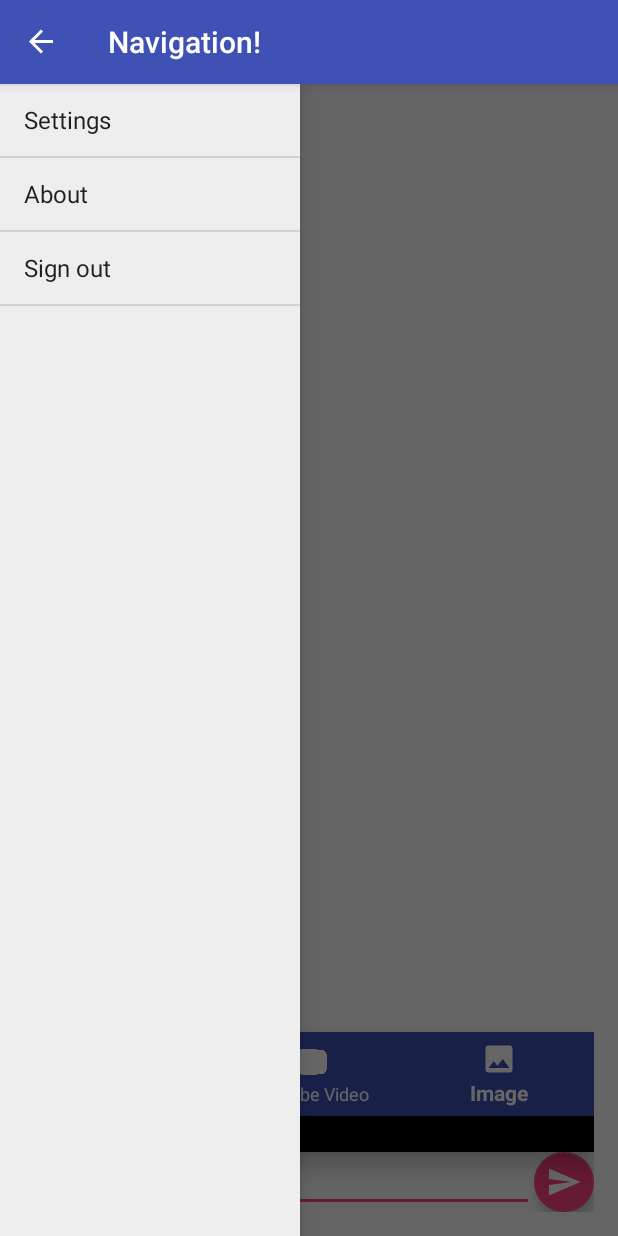
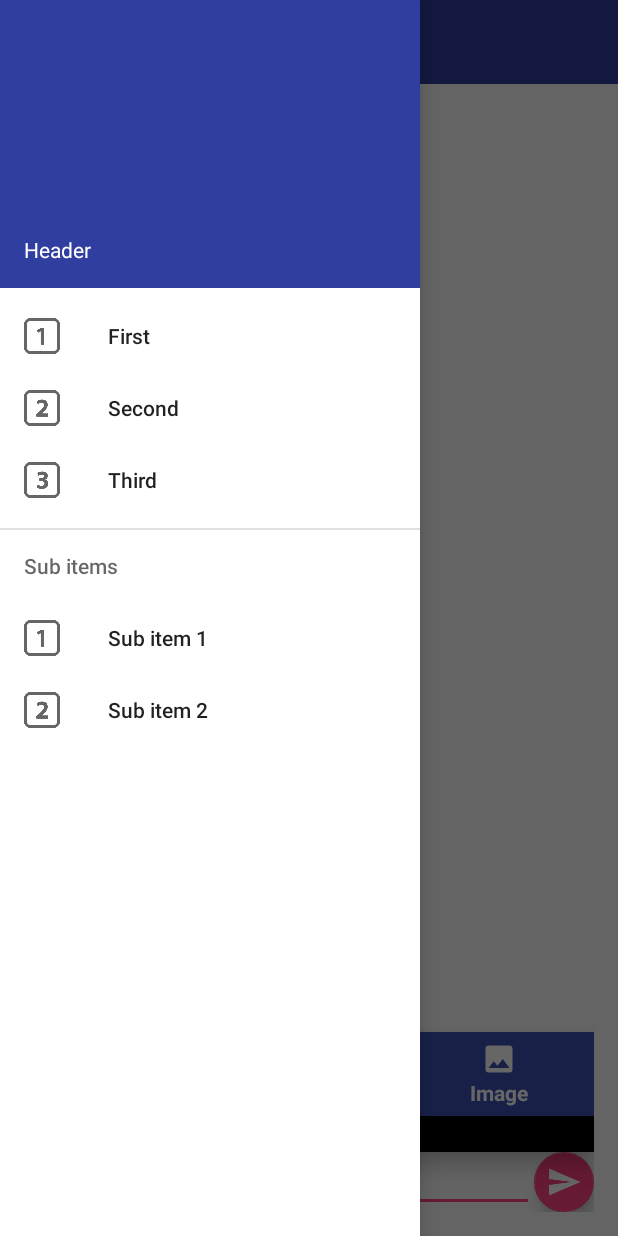
Before and after one commit to knosseir/QuickChat, an Android app: the MainActivity screen opened directly, with no data from a screen before it, after a tap on "Open navigation drawer", on a phone screen of 412 x 824 dp. Run offline under Robolectric (Android 15) with nearby library versions, the phone set to English and light mode, and no system bars; our stand-ins replace Firebase (no records; nobody signed in at launch, a user with empty details on screens opened directly); libraries missing offline, so code that uses them is left out: com.firebase.ui; pictures from the network do not load; 2 statements that could not run were skipped.

Commit message:
Began redesigning and reimplementing NavDrawer using android.support.design.widget.NavigationView

```diff
--- a/app/build.gradle
+++ b/app/build.gradle
@@ -36,11 +36,8 @@ dependencies {
     compile 'com.firebaseui:firebase-ui:1.1.1'
     compile 'com.android.support:customtabs:25.3.1'
     compile 'com.android.support:support-v4:25.3.1'
-    compile 'com.google.firebase:firebase-messaging:10.2.1'
 
     testCompile 'junit:junit:4.12'
 }
 
-
-
 apply plugin: 'com.google.gms.google-services'
--- a/app/src/main/java/com/example/admin/chatapp/MainActivity.java
+++ b/app/src/main/java/com/example/admin/chatapp/MainActivity.java
@@ -16,13 +16,19 @@ import android.support.customtabs.CustomTabsIntent;
 import android.support.customtabs.CustomTabsServiceConnection;
 import android.support.customtabs.CustomTabsSession;
 import android.support.design.widget.FloatingActionButton;
+import android.support.design.widget.NavigationView;
+import android.support.v4.app.Fragment;
+import android.support.v4.app.FragmentManager;
+import android.support.v4.view.GravityCompat;
 import android.support.v4.widget.DrawerLayout;
 import android.support.v7.app.ActionBarDrawerToggle;
 import android.support.v7.app.AppCompatActivity;
 import android.os.Bundle;
+import android.support.v7.widget.Toolbar;
 import android.text.format.DateFormat;
 import android.util.Log;
 import android.util.Patterns;
+import android.view.LayoutInflater;
 import android.view.Menu;
 import android.view.MenuItem;
 import android.view.View;
@@ -30,6 +36,7 @@ import android.widget.AdapterView;
 import android.widget.ArrayAdapter;
 import android.widget.EditText;
 import android.widget.ImageView;
+import android.widget.LinearLayout;
 import android.widget.ListView;
 import android.widget.TextView;
 import android.widget.Toast;
@@ -426,26 +433,36 @@ public class MainActivity extends AppCompatActivity {
     private CustomTabsIntent.Builder builder = new CustomTabsIntent.Builder();
     private final CustomTabsIntent mCustomTabsIntent = builder.build();
 
-    private ListView mDrawerList;
-    private DrawerLayout mDrawerLayout;
-    private ArrayAdapter<String> mAdapter;
-    private ActionBarDrawerToggle mDrawerToggle;
-    private String mActivityTitle;
+    private DrawerLayout mDrawer;
+    private Toolbar toolbar;
+    private NavigationView nvDrawer;
+    private ActionBarDrawerToggle drawerToggle;
 
     @Override
     protected void onCreate(Bundle savedInstanceState) {
         super.onCreate(savedInstanceState);
         setContentView(R.layout.activity_main);
 
-        mDrawerList = (ListView) findViewById(R.id.navList);
-        mDrawerLayout = (DrawerLayout) findViewById(R.id.drawer_layout);
-        mActivityTitle = getTitle().toString();
+        // Set a Toolbar to replace the ActionBar.
+        toolbar = (Toolbar) findViewById(R.id.toolbar);
+        setSupportActionBar(toolbar);
 
-        addDrawerItems();
-        setupDrawer();
+        // Find our drawer view
+        mDrawer = (DrawerLayout) findViewById(R.id.drawer_layout);
 
-        getSupportActionBar().setDisplayHomeAsUpEnabled(true);
-        getSupportActionBar().setHomeButtonEnabled(true);
+        //nvDrawer = (NavigationView) findViewById(R.id.nvView);
+        // Setup drawer view
+       // setupDrawerContent(nvDrawer);
+
+        toolbar = (Toolbar) findViewById(R.id.toolbar);
+        setSupportActionBar(toolbar);
+
+        // Find our drawer view
+        mDrawer = (DrawerLayout) findViewById(R.id.drawer_layout);
+        drawerToggle = setupDrawerToggle();
+
+        // Tie DrawerLayout events to the ActionBarToggle
+        mDrawer.addDrawerListener(drawerToggle);
 
         Bitmap icon = BitmapFactory.decodeResource(getResources(), R.drawable.ic_send_black_24dp);
         Intent actionIntent = new Intent(Intent.ACTION_MAIN);
@@ -510,61 +527,60 @@ public class MainActivity extends AppCompatActivity {
         });
     }
 
-    private void addDrawerItems() {
-        String[] osArray = {"Settings", "About", "Sign out"};
-        mAdapter = new ArrayAdapter<String>(this, android.R.layout.simple_list_item_1, osArray);
-        mDrawerList.setAdapter(mAdapter);
+    private ActionBarDrawerToggle setupDrawerToggle() {
+        // NOTE: Make sure you pass in a valid toolbar reference.  ActionBarDrawToggle() does not require it
+        // and will not render the hamburger icon without it.
+        return new ActionBarDrawerToggle(this, mDrawer, toolbar, R.string.drawer_open,  R.string.drawer_close);
+    }
 
-        mDrawerList.setOnItemClickListener(new AdapterView.OnItemClickListener() {
+    private void setupDrawerContent(NavigationView navigationView) {
+        navigationView.setNavigationItemSelectedListener(
+                new NavigationView.OnNavigationItemSelectedListener() {
                     @Override
-            public void onItemClick(AdapterView<?> parent, View view, int position, long id) {
-                switch (position) {
-                    case 0:
-                        // go to settings menu
-                        Intent myIntent = new Intent(MainActivity.this, SettingsActivity.class);
-                        MainActivity.this.startActivity(myIntent);
-                        break;
-                    case 1:
-                        // go to about page
-                        myIntent = new Intent(MainActivity.this, AboutActivity.class);
-                        MainActivity.this.startActivity(myIntent);
-                        break;
-                    case 2:
-                        // sign out
-                        signOff();
-                }
+                    public boolean onNavigationItemSelected(MenuItem menuItem) {
+                        selectDrawerItem(menuItem);
+                        return true;
                     }
                 });
     }
 
-    private void setupDrawer() {
-        mDrawerToggle = new ActionBarDrawerToggle(this, mDrawerLayout, R.string.drawer_open, R.string.drawer_close) {
-
-            /** Called when a drawer has settled in a completely open state. */
-            public void onDrawerOpened(View drawerView) {
-                super.onDrawerOpened(drawerView);
-                getSupportActionBar().setTitle("Navigation!");  // TODO: nav drawer should cover title bar (as per material design)
-                invalidateOptionsMenu(); // creates call to onPrepareOptionsMenu()
+    public void selectDrawerItem(MenuItem menuItem) {
+        // Create a new fragment and specify the fragment to show based on nav item clicked
+        Fragment fragment = null;
+        Class fragmentClass;
+        /*
+        switch(menuItem.getItemId()) {
+            case R.id.nav_first_fragment:
+                fragmentClass = FirstFragment.class;
+                break;
+            case R.id.nav_second_fragment:
+                fragmentClass = SecondFragment.class;
+                break;
+            case R.id.nav_third_fragment:
+                fragmentClass = ThirdFragment.class;
+                break;
+            default:
+                fragmentClass = FirstFragment.class;
         }
 
-            /** Called when a drawer has settled in a completely closed state. */
-            public void onDrawerClosed(View view) {
-                super.onDrawerClosed(view);
-                getSupportActionBar().setTitle(mActivityTitle);
-                invalidateOptionsMenu(); // creates call to onPrepareOptionsMenu()
-            }
-        };
-
-        mDrawerToggle.setDrawerIndicatorEnabled(true);
-        mDrawerLayout.setDrawerListener(mDrawerToggle);
+        try {
+            fragment = (Fragment) fragmentClass.newInstance();
+        } catch (Exception e) {
+            e.printStackTrace();
         }
 
-    @Override
-    protected void onPostCreate(Bundle savedInstanceState) {
-        super.onPostCreate(savedInstanceState);
-        // Sync the toggle state after onRestoreInstanceState has occurred.
-        mDrawerToggle.syncState();
+        // Insert the fragment by replacing any existing fragment
+        FragmentManager fragmentManager = getSupportFragmentManager();
+        fragmentManager.beginTransaction().replace(R.id.flContent, fragment).commit();
+        */
+        // Highlight the selected item has been done by NavigationView
+        menuItem.setChecked(true);
+        // Set action bar title
+        setTitle(menuItem.getTitle());
+        // Close the navigation drawer
+        mDrawer.closeDrawers();
     }
+
 
     private void displayChatMessages() {
         ListView listOfMessages = (ListView) findViewById(R.id.list_of_messages);
@@ -611,12 +627,6 @@ public class MainActivity extends AppCompatActivity {
         }
     }
 
-    @Override
-    public void onConfigurationChanged(Configuration newConfig) {
-        super.onConfigurationChanged(newConfig);
-        mDrawerToggle.onConfigurationChanged(newConfig);
-    }
-
     public void signOff() {
         AuthUI.getInstance().signOut(this).addOnCompleteListener(new OnCompleteListener<Void>() {
             @Override
@@ -634,10 +644,18 @@ public class MainActivity extends AppCompatActivity {
         });
     }
 
+    @Override
     public boolean onOptionsItemSelected(MenuItem item) {
-        // Activate the navigation drawer toggle
-        if (mDrawerToggle.onOptionsItemSelected(item)) return true;
+        // The action bar home/up action should open or close the drawer.
 
+        switch (item.getItemId()) {
+            case android.R.id.home:
+                mDrawer.openDrawer(GravityCompat.START);
+                return true;
+        }
+        if (drawerToggle.onOptionsItemSelected(item)) {
+            return true;
+        }
         return super.onOptionsItemSelected(item);
     }
 
@@ -684,4 +702,18 @@ public class MainActivity extends AppCompatActivity {
 
         mCustomTabsIntent.launchUrl(this, Uri.parse(videos[urlNum]));
     }
+
+    @Override
+    protected void onPostCreate(Bundle savedInstanceState) {
+        super.onPostCreate(savedInstanceState);
+        // Sync the toggle state after onRestoreInstanceState has occurred.
+        drawerToggle.syncState();
     }
+
+    @Override
+    public void onConfigurationChanged(Configuration newConfig) {
+        super.onConfigurationChanged(newConfig);
+        // Pass any configuration change to the drawer toggles
+        drawerToggle.onConfigurationChanged(newConfig);
+    }
+}
--- a/app/src/main/res/layout/activity_main.xml
+++ b/app/src/main/res/layout/activity_main.xml
@@ -1,10 +1,29 @@
 <?xml version="1.0" encoding="utf-8"?>
-<android.support.v4.widget.DrawerLayout xmlns:android="http://schemas.android.com/apk/res/android"
-    xmlns:tools="http://schemas.android.com/tools"
+<android.support.v4.widget.DrawerLayout
+    xmlns:android="http://schemas.android.com/apk/res/android"
+    xmlns:app="http://schemas.android.com/apk/res-auto"
     android:id="@+id/drawer_layout"
     android:layout_width="match_parent"
     android:layout_height="match_parent">
 
+    <!-- This LinearLayout represents the contents of the screen  -->
+    <LinearLayout
+        android:layout_width="match_parent"
+        android:layout_height="match_parent"
+        android:orientation="vertical">
+
+        <!-- The ActionBar displayed at the top -->
+        <include
+            layout="@layout/toolbar"
+            android:layout_width="match_parent"
+            android:layout_height="wrap_content" />
+
+        <!-- The main content view where fragments are loaded -->
+        <FrameLayout
+            android:id="@+id/flContent"
+            android:layout_width="match_parent"
+            android:layout_height="match_parent"
+            android:fitsSystemWindows="true">
             <RelativeLayout xmlns:android="http://schemas.android.com/apk/res/android"
                 xmlns:app="http://schemas.android.com/apk/res-auto"
                 xmlns:tools="http://schemas.android.com/tools"
@@ -69,11 +88,16 @@
                     android:transcriptMode="alwaysScroll" />
             </RelativeLayout>
 
-    <ListView
-        android:id="@+id/navList"
-        android:layout_width="200dp"
+        </FrameLayout>
+    </LinearLayout>
+
+    <android.support.design.widget.NavigationView
+        android:id="@+id/nvView"
+        android:layout_width="wrap_content"
         android:layout_height="match_parent"
-        android:layout_gravity="left|start"
-        android:background="#ffeeeeee" />
+        android:layout_gravity="start"
+        android:background="@android:color/white"
+        app:menu="@menu/drawer_view"
+        app:headerLayout="@layout/nav_header"/>
 
 </android.support.v4.widget.DrawerLayout>
--- /dev/null
+++ b/app/src/main/res/layout/nav_header.xml
@@ -0,0 +1,17 @@
+<LinearLayout xmlns:android="http://schemas.android.com/apk/res/android"
+    android:layout_width="match_parent"
+    android:layout_height="192dp"
+    android:background="?attr/colorPrimaryDark"
+    android:padding="16dp"
+    android:theme="@style/ThemeOverlay.AppCompat.Dark"
+    android:orientation="vertical"
+    android:gravity="bottom">
+
+    <TextView
+        android:layout_width="match_parent"
+        android:layout_height="wrap_content"
+        android:text="Header"
+        android:textColor="@android:color/white"
+        android:textAppearance="@style/TextAppearance.AppCompat.Body1"/>
+
+</LinearLayout>
--- /dev/null
+++ b/app/src/main/res/layout/toolbar.xml
@@ -0,0 +1,11 @@
+<android.support.v7.widget.Toolbar
+    xmlns:android="http://schemas.android.com/apk/res/android"
+    xmlns:app="http://schemas.android.com/apk/res-auto"
+    android:id="@+id/toolbar"
+    android:layout_height="wrap_content"
+    android:layout_width="match_parent"
+    android:fitsSystemWindows="true"
+    android:minHeight="?attr/actionBarSize"
+    app:theme="@style/ThemeOverlay.AppCompat.Dark.ActionBar"
+    android:background="?attr/colorPrimaryDark">
+</android.support.v7.widget.Toolbar>
--- /dev/null
+++ b/app/src/main/res/menu/drawer_view.xml
@@ -0,0 +1,30 @@
+<menu xmlns:android="http://schemas.android.com/apk/res/android">
+
+    <group android:checkableBehavior="single">
+        <item
+            android:id="@+id/nav_first_fragment"
+            android:icon="@drawable/ic_one"
+            android:title="First" />
+        <item
+            android:id="@+id/nav_second_fragment"
+            android:icon="@drawable/ic_two"
+            android:title="Second" />
+        <item
+            android:id="@+id/nav_third_fragment"
+            android:icon="@drawable/ic_three"
+            android:title="Third" />
+    </group>
+
+    <item android:title="Sub items">
+        <menu>
+            <group android:checkableBehavior="single">
+                <item
+                    android:icon="@drawable/ic_one"
+                    android:title="Sub item 1" />
+                <item
+                    android:icon="@drawable/ic_two"
+                    android:title="Sub item 2" />
+            </group>
+        </menu>
+    </item>
+</menu>
--- a/app/src/main/res/values/styles.xml
+++ b/app/src/main/res/values/styles.xml
@@ -1,11 +1,12 @@
 <resources>
 
     <!-- Base application theme. -->
-    <style name="AppTheme" parent="Theme.AppCompat.Light.DarkActionBar">
+    <style name="AppTheme" parent="Theme.AppCompat.Light.NoActionBar">
         <!-- Customize your theme here. -->
         <item name="colorPrimary">@color/colorPrimary</item>
         <item name="colorPrimaryDark">@color/colorPrimaryDark</item>
         <item name="colorAccent">@color/colorAccent</item>
+        <item name="android:windowTranslucentStatus">true</item>
     </style>
 
     <style name="SplashTheme" parent="Theme.AppCompat.NoActionBar">
```
Also changed, not shown: app/src/main/AndroidManifest.xml (+1 -13 lines), app/src/main/res/drawable/ic_one.png (added), app/src/main/res/drawable/ic_three.png (added), app/src/main/res/drawable/ic_two.png (added). Lines whose indentation alone changed are shown as unchanged.
